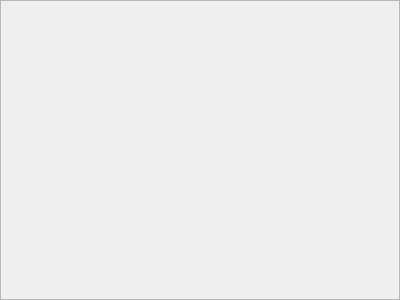
neverlandgy/teamhelper, file salary.ui: the form before one commit.
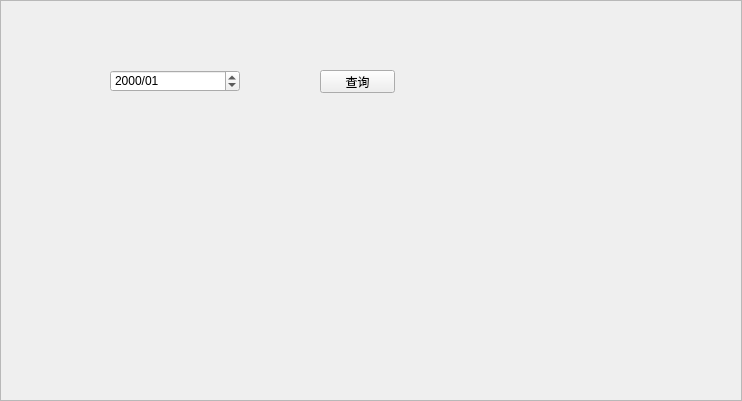
The form after the commit.

Diff of the .ui file:
```diff
--- a/salary.ui
+++ b/salary.ui
@@ -9,8 +9,8 @@
    <rect>
     <x>0</x>
     <y>0</y>
-    <width>400</width>
-    <height>300</height>
+    <width>742</width>
+    <height>401</height>
    </rect>
   </property>
   <property name="frameShape">
@@ -19,5 +19,40 @@
   <property name="windowTitle">
    <string>Frame</string>
   </property>
+  <property name="frameShape">
+   <enum>QFrame::StyledPanel</enum>
+  </property>
+  <property name="frameShadow">
+   <enum>QFrame::Raised</enum>
+  </property>
+  <widget class="QDateEdit" name="dateEdit">
+   <property name="geometry">
+    <rect>
+     <x>110</x>
+     <y>70</y>
+     <width>130</width>
+     <height>22</height>
+    </rect>
+   </property>
+   <property name="displayFormat">
+    <string>yyyy/MM</string>
+   </property>
+   <property name="calendarPopup">
+    <bool>false</bool>
+   </property>
+  </widget>
+  <widget class="QPushButton" name="pushButton">
+   <property name="geometry">
+    <rect>
+     <x>320</x>
+     <y>70</y>
+     <width>75</width>
+     <height>23</height>
+    </rect>
+   </property>
+   <property name="text">
+    <string>查询</string>
+   </property>
+  </widget>
  </widget>
 </ui>
```
Left out of the diff: 12 changed lines with no effect on the pictures.
